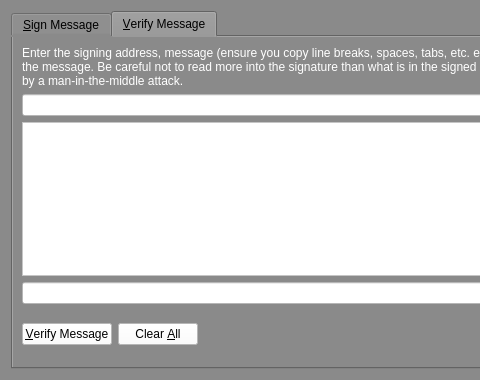
The window that src/qt/forms/signverifymessagedialog.ui (Sterlingcoin/Sterlingcoin-1.6.2.0-Release) describes before a commit, drawn with Qt 5; both pictures show x 0 to 480 and y 0 to 380 of the 700 by 380 pixel window.
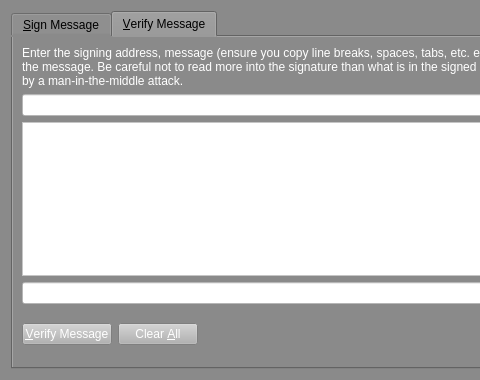
The same window after the commit. The open tabs and pages were chosen to show the change. Icons and pictures are not drawn. Custom widgets are drawn as their Qt base class.

The edit to the form file:
```diff
--- a/src/qt/forms/signverifymessagedialog.ui
+++ b/src/qt/forms/signverifymessagedialog.ui
@@ -2366,11 +2366,156 @@
         <layout class="QHBoxLayout" name="horizontalLayout_2_VM">
          <item>
           <widget class="QPushButton" name="verifyMessageButton_VM">
+           <property name="palette">
+            <palette>
+             <active>
+              <colorrole role="Button">
+               <brush brushstyle="SolidPattern">
+                <color alpha="255">
+                 <red>178</red>
+                 <green>178</green>
+                 <blue>178</blue>
+                </color>
+               </brush>
+              </colorrole>
+              <colorrole role="ButtonText">
+               <brush brushstyle="SolidPattern">
+                <color alpha="255">
+                 <red>255</red>
+                 <green>255</green>
+                 <blue>255</blue>
+                </color>
+               </brush>
+              </colorrole>
+              <colorrole role="Base">
+               <brush brushstyle="SolidPattern">
+                <color alpha="255">
+                 <red>178</red>
+                 <green>178</green>
+                 <blue>178</blue>
+                </color>
+               </brush>
+              </colorrole>
+              <colorrole role="Window">
+               <brush brushstyle="SolidPattern">
+                <color alpha="255">
+                 <red>178</red>
+                 <green>178</green>
+                 <blue>178</blue>
+                </color>
+               </brush>
+              </colorrole>
+              <colorrole role="Highlight">
+               <brush brushstyle="SolidPattern">
+                <color alpha="255">
+                 <red>240</red>
+                 <green>119</green>
+                 <blue>70</blue>
+                </color>
+               </brush>
+              </colorrole>
+             </active>
+             <inactive>
+              <colorrole role="Button">
+               <brush brushstyle="SolidPattern">
+                <color alpha="255">
+                 <red>178</red>
+                 <green>178</green>
+                 <blue>178</blue>
+                </color>
+               </brush>
+              </colorrole>
+              <colorrole role="ButtonText">
+               <brush brushstyle="SolidPattern">
+                <color alpha="255">
+                 <red>255</red>
+                 <green>255</green>
+                 <blue>255</blue>
+                </color>
+               </brush>
+              </colorrole>
+              <colorrole role="Base">
+               <brush brushstyle="SolidPattern">
+                <color alpha="255">
+                 <red>178</red>
+                 <green>178</green>
+                 <blue>178</blue>
+                </color>
+               </brush>
+              </colorrole>
+              <colorrole role="Window">
+               <brush brushstyle="SolidPattern">
+                <color alpha="255">
+                 <red>178</red>
+                 <green>178</green>
+                 <blue>178</blue>
+                </color>
+               </brush>
+              </colorrole>
+              <colorrole role="Highlight">
+               <brush brushstyle="SolidPattern">
+                <color alpha="255">
+                 <red>178</red>
+                 <green>178</green>
+                 <blue>178</blue>
+                </color>
+               </brush>
+              </colorrole>
+             </inactive>
+             <disabled>
+              <colorrole role="Button">
+               <brush brushstyle="SolidPattern">
+                <color alpha="255">
+                 <red>178</red>
+                 <green>178</green>
+                 <blue>178</blue>
+                </color>
+               </brush>
+              </colorrole>
+              <colorrole role="ButtonText">
+               <brush brushstyle="SolidPattern">
+                <color alpha="255">
+                 <red>138</red>
+                 <green>138</green>
+                 <blue>138</blue>
+                </color>
+               </brush>
+              </colorrole>
+              <colorrole role="Base">
+               <brush brushstyle="SolidPattern">
+                <color alpha="255">
+                 <red>178</red>
+                 <green>178</green>
+                 <blue>178</blue>
+                </color>
+               </brush>
+              </colorrole>
+              <colorrole role="Window">
+               <brush brushstyle="SolidPattern">
+                <color alpha="255">
+                 <red>178</red>
+                 <green>178</green>
+                 <blue>178</blue>
+                </color>
+               </brush>
+              </colorrole>
+              <colorrole role="Highlight">
+               <brush brushstyle="SolidPattern">
+                <color alpha="255">
+                 <red>178</red>
+                 <green>178</green>
+                 <blue>178</blue>
+                </color>
+               </brush>
+              </colorrole>
+             </disabled>
+            </palette>
+           </property>
            <property name="toolTip">
             <string>Verify the message to ensure it was signed with the specified Sterlingcoin address</string>
            </property>
            <property name="styleSheet">
-            <string notr="true">background-color: rgb(255, 255, 255);</string>
+            <string notr="true">background-color: rgb(178, 178, 178);</string>
            </property>
            <property name="text">
             <string>&amp;Verify Message</string>
@@ -2386,11 +2531,156 @@
          </item>
          <item>
           <widget class="QPushButton" name="clearButton_VM">
+           <property name="palette">
+            <palette>
+             <active>
+              <colorrole role="Button">
+               <brush brushstyle="SolidPattern">
+                <color alpha="255">
+                 <red>178</red>
+                 <green>178</green>
+                 <blue>178</blue>
+                </color>
+               </brush>
+              </colorrole>
+              <colorrole role="ButtonText">
+               <brush brushstyle="SolidPattern">
+                <color alpha="255">
+                 <red>255</red>
+                 <green>255</green>
+                 <blue>255</blue>
+                </color>
+               </brush>
+              </colorrole>
+              <colorrole role="Base">
+               <brush brushstyle="SolidPattern">
+                <color alpha="255">
+                 <red>178</red>
+                 <green>178</green>
+                 <blue>178</blue>
+                </color>
+               </brush>
+              </colorrole>
+              <colorrole role="Window">
+               <brush brushstyle="SolidPattern">
+                <color alpha="255">
+                 <red>178</red>
+                 <green>178</green>
+                 <blue>178</blue>
+                </color>
+               </brush>
+              </colorrole>
+              <colorrole role="Highlight">
+               <brush brushstyle="SolidPattern">
+                <color alpha="255">
+                 <red>240</red>
+                 <green>119</green>
+                 <blue>70</blue>
+                </color>
+               </brush>
+              </colorrole>
+             </active>
+             <inactive>
+              <colorrole role="Button">
+               <brush brushstyle="SolidPattern">
+                <color alpha="255">
+                 <red>178</red>
+                 <green>178</green>
+                 <blue>178</blue>
+                </color>
+               </brush>
+              </colorrole>
+              <colorrole role="ButtonText">
+               <brush brushstyle="SolidPattern">
+                <color alpha="255">
+                 <red>255</red>
+                 <green>255</green>
+                 <blue>255</blue>
+                </color>
+               </brush>
+              </colorrole>
+              <colorrole role="Base">
+               <brush brushstyle="SolidPattern">
+                <color alpha="255">
+                 <red>178</red>
+                 <green>178</green>
+                 <blue>178</blue>
+                </color>
+               </brush>
+              </colorrole>
+              <colorrole role="Window">
+               <brush brushstyle="SolidPattern">
+                <color alpha="255">
+                 <red>178</red>
+                 <green>178</green>
+                 <blue>178</blue>
+                </color>
+               </brush>
+              </colorrole>
+              <colorrole role="Highlight">
+               <brush brushstyle="SolidPattern">
+                <color alpha="255">
+                 <red>178</red>
+                 <green>178</green>
+                 <blue>178</blue>
+                </color>
+               </brush>
+              </colorrole>
+             </inactive>
+             <disabled>
+              <colorrole role="Button">
+               <brush brushstyle="SolidPattern">
+                <color alpha="255">
+                 <red>178</red>
+                 <green>178</green>
+                 <blue>178</blue>
+                </color>
+               </brush>
+              </colorrole>
+              <colorrole role="ButtonText">
+               <brush brushstyle="SolidPattern">
+                <color alpha="255">
+                 <red>138</red>
+                 <green>138</green>
+                 <blue>138</blue>
+                </color>
+               </brush>
+              </colorrole>
+              <colorrole role="Base">
+               <brush brushstyle="SolidPattern">
+                <color alpha="255">
+                 <red>178</red>
+                 <green>178</green>
+                 <blue>178</blue>
+                </color>
+               </brush>
+              </colorrole>
+              <colorrole role="Window">
+               <brush brushstyle="SolidPattern">
+                <color alpha="255">
+                 <red>178</red>
+                 <green>178</green>
+                 <blue>178</blue>
+                </color>
+               </brush>
+              </colorrole>
+              <colorrole role="Highlight">
+               <brush brushstyle="SolidPattern">
+                <color alpha="255">
+                 <red>178</red>
+                 <green>178</green>
+                 <blue>178</blue>
+                </color>
+               </brush>
+              </colorrole>
+             </disabled>
+            </palette>
+           </property>
            <property name="toolTip">
             <string>Reset all verify message fields</string>
            </property>
            <property name="styleSheet">
-            <string notr="true">background-color: rgb(255, 255, 255);</string>
+            <string notr="true">background-color: rgb(178, 178, 178);</string>
            </property>
            <property name="text">
             <string>Clear &amp;All</string>
```
Left out of the diff: 219 changed lines with no effect on the pictures.
